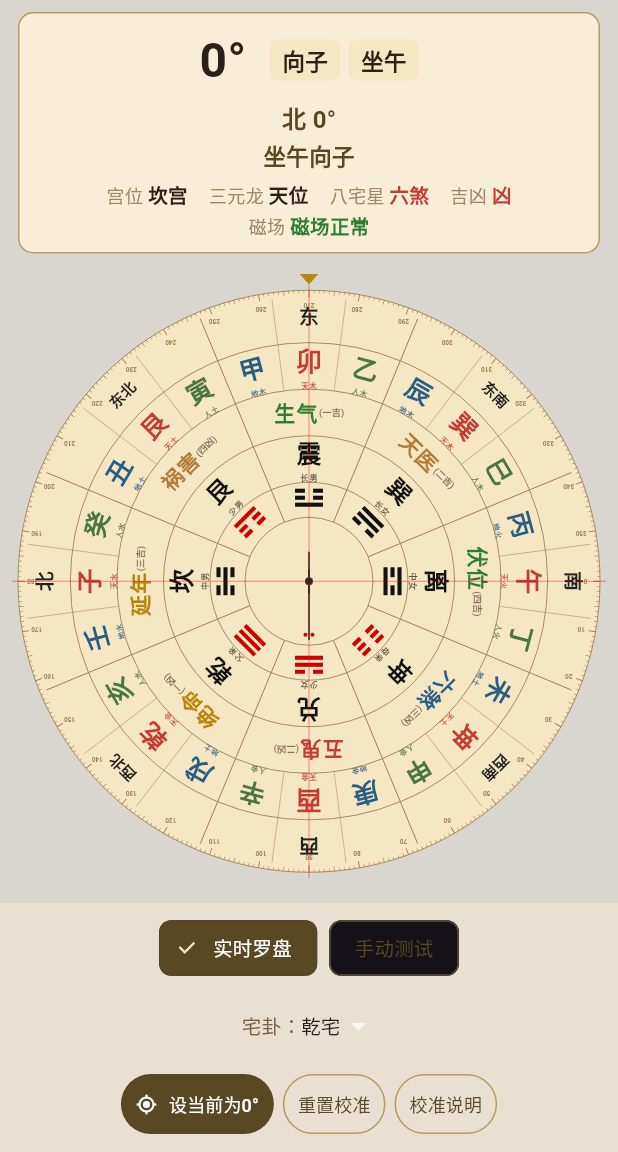
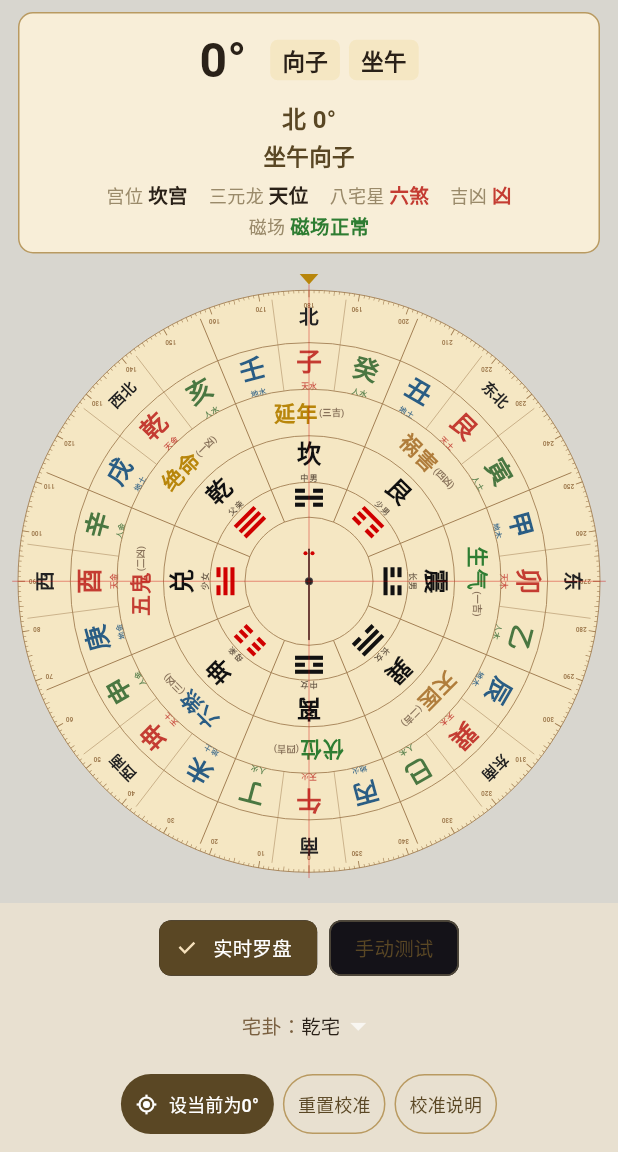
Before and after one commit to Heaifan/fengshii-luopan, a Flutter app: the screen it shows after launch, after a tap on "实时罗盘", on a phone screen of 412 x 824 dp, the part 84-1236 px from its top. Run offline on Flutter 3.47's test engine with Material 3 defaults, Android fonts, the phone set to English and light mode, and no system bars; our stand-ins replace flutter_compass, flutter_riverpod, shared_preferences.

Commit message:
fix: v0.3.4 - correct visual angle mapping, fix needle geometry
- Fix _visualAngleToRadian: remove -90 offset, now 0°=top of disc
- Needle: single continuous line, red dots at tail (not head)
- 3-layer stack preserved: disc + needle rotate, crosshair fixed

```diff
--- a/lib/features/compass/luopan_disc_painter.dart
+++ b/lib/features/compass/luopan_disc_painter.dart
@@ -118,7 +118,7 @@ class LuopanDiscPainter extends CustomPainter {
   });
 
   double _visualAngleToRadian(double visualDeg) {
-    return (visualDeg - 90) * math.pi / 180;
+    return visualDeg * math.pi / 180;
   }
 
   @override
--- a/lib/features/compass/luopan_needle_painter.dart
+++ b/lib/features/compass/luopan_needle_painter.dart
@@ -1,9 +1,7 @@
 import 'package:flutter/material.dart';
 
-/// Rotating needle that follows the disc to always point at 午 mountain.
 class LuopanNeedlePainter extends CustomPainter {
   final double scale;
-  static const double baseSize = 1000.0;
 
   LuopanNeedlePainter({required this.scale});
 
@@ -21,20 +19,21 @@ class LuopanNeedlePainter extends CustomPainter {
       ..strokeWidth = 2.5 * s
       ..strokeCap = StrokeCap.round;
 
-    // Pointing to 午 (top of disc): south end longer, north end shorter
-    canvas.drawLine(Offset(0, 20 * s), Offset(0, -100 * s), needlePaint);
-    canvas.drawLine(Offset(0, -20 * s), Offset(0, 50 * s), needlePaint);
-
-    // Double red dots near south end
-    final dotPaint = Paint()..color = const Color(0xFFd00000);
-    canvas.drawCircle(Offset(-6 * s, -92 * s), 3.5 * s, dotPaint);
-    canvas.drawCircle(Offset(6 * s, -92 * s), 3.5 * s, dotPaint);
+    // Head points to 午 (top of disc), tail at bottom, one continuous line
+    final head = Offset(0, -100 * s);
+    final tail = Offset(0, 55 * s);
+    canvas.drawLine(tail, head, needlePaint);
 
     // Center pivot
     canvas.drawCircle(
         Offset.zero, 7 * s, Paint()..color = const Color(0xFF444444));
     canvas.drawCircle(
         Offset.zero, 5 * s, Paint()..color = const Color(0xFF222222));
+
+    // Double red dots at tail (bottom end)
+    final dotPaint = Paint()..color = const Color(0xFFd00000);
+    canvas.drawCircle(Offset(-6 * s, 48 * s), 3.5 * s, dotPaint);
+    canvas.drawCircle(Offset(6 * s, 48 * s), 3.5 * s, dotPaint);
 
     canvas.restore();
   }
```
